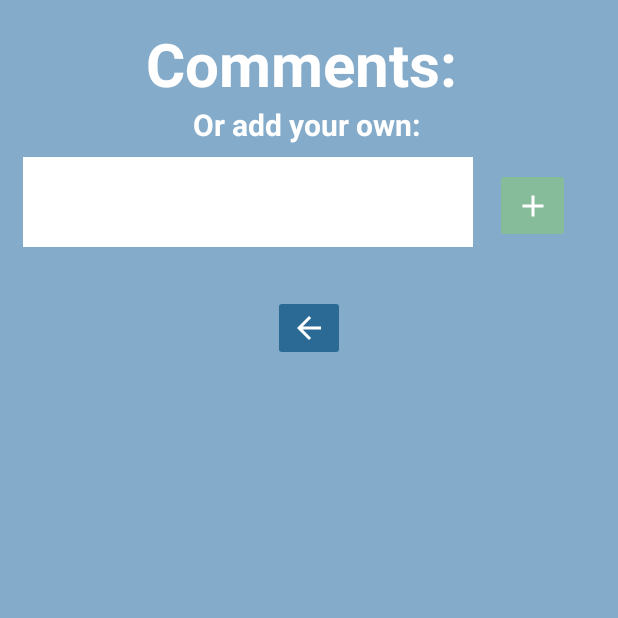
After one commit to anaypant/BeTheChange, an Android app: the CommentActivity screen opened directly, with no data from a screen before it, on a phone screen of 412 x 824 dp, the top half of it. The commit adds this screen. Run offline under Robolectric (Android 15) with nearby library versions, the phone set to English and light mode, and no system bars; our stand-ins replace Firebase (no records; nobody signed in at launch, a user with empty details on screens opened directly).

```diff
--- a/app/src/main/AndroidManifest.xml
+++ b/app/src/main/AndroidManifest.xml
@@ -17,7 +17,9 @@
         android:supportsRtl="true"
         android:theme="@style/Theme.BeTheChange"
         tools:targetApi="31">
-
+        <activity
+            android:name=".CommentActivity"
+            android:exported="false" />
         <activity
             android:name=".settings"
             android:exported="false" />
@@ -28,7 +30,7 @@
             android:name=".MainActivity"
             android:exported="false" />
         <activity
-            android:name="com.example.btc.AddUsers"
+            android:name=".AddUsers"
             android:exported="false" />
         <activity
             android:name=".ScreenSplash"
--- a/app/src/main/java/com/example/btc/AdapterSelecterListener.java
+++ b/app/src/main/java/com/example/btc/AdapterSelecterListener.java
@@ -3,4 +3,5 @@ package com.example.btc;
 public interface AdapterSelecterListener {
     void onUpvoteClick(ModelClass c, int position, String tabName);
     void onDownVoteClick(ModelClass c, int position, String tabName);
+    void onCommentClick(ModelClass c, int position, String tabName);
 }
--- /dev/null
+++ b/app/src/main/java/com/example/btc/CommentActivity.java
@@ -0,0 +1,134 @@
+package com.example.btc;
+
+import androidx.annotation.NonNull;
+import androidx.appcompat.app.AppCompatActivity;
+import androidx.recyclerview.widget.LinearLayoutManager;
+import androidx.recyclerview.widget.RecyclerView;
+
+import android.content.Intent;
+import android.os.Bundle;
+import android.os.Handler;
+import android.provider.ContactsContract;
+import android.view.View;
+import android.widget.EditText;
+import android.widget.ImageButton;
+import android.widget.Toast;
+
+import com.google.firebase.auth.FirebaseAuth;
+import com.google.firebase.database.DataSnapshot;
+import com.google.firebase.database.DatabaseError;
+import com.google.firebase.database.DatabaseReference;
+import com.google.firebase.database.FirebaseDatabase;
+import com.google.firebase.database.ValueEventListener;
+
+import java.util.ArrayList;
+import java.util.HashMap;
+import java.util.List;
+import java.util.Map;
+import java.util.Objects;
+
+public class CommentActivity extends AppCompatActivity {
+
+    RecyclerView recyclerView;
+    List<Map> commentsList;
+    ImageButton backArrow, submitComment;
+    EditText commentField;
+    String tabName;
+    CommentAdapter commentAdapter;
+    int position;
+    public CommentActivity(){}
+
+    @Override
+    protected void onCreate(Bundle savedInstanceState) {
+        super.onCreate(savedInstanceState);
+        setContentView(R.layout.fragment_comment);
+
+        recyclerView = findViewById(R.id.CommentsRecyclerFragment);
+        commentField = findViewById(R.id.addCommentTextField);
+        backArrow = findViewById(R.id.commentsBackArrow);
+        commentsList = new ArrayList<Map>();
+        submitComment = findViewById(R.id.addCommentButton);
+        recyclerView.setLayoutManager(new LinearLayoutManager(CommentActivity.this));
+        commentAdapter = new CommentAdapter(CommentActivity.this, commentsList, tabName);
+        recyclerView.setAdapter(commentAdapter);
+
+        submitComment.setOnClickListener(new View.OnClickListener() {
+            @Override
+            public void onClick(View view) {
+                System.out.println("yes");
+                // check if field is empty
+                if(commentField.getText().toString().equals("")){
+                    Toast.makeText(CommentActivity.this, "Please enter a valid comment.", Toast.LENGTH_SHORT).show();
+                    return;
+                }
+                else if (commentField.getText().toString().length() > 144){
+                    Toast.makeText(CommentActivity.this, "Please enter a shorter comment (144 char limit).", Toast.LENGTH_SHORT).show();
+                    return;
+                }
+                else{
+                    // add to references
+                    DatabaseReference ref = FirebaseDatabase.getInstance().getReference().child("articles").child(tabName).child(String.valueOf(position));
+                    HashMap<String, Object> h = new HashMap<>();
+                    assert FirebaseAuth.getInstance().getCurrentUser() != null;
+                    h.put("user",FirebaseAuth.getInstance().getCurrentUser().getDisplayName());
+                    h.put("comment",commentField.getText().toString());
+                    ref.child("comments").child(FirebaseAuth.getInstance().getCurrentUser().getUid()).setValue(h);
+                }
+            }
+        });
+        backArrow.setOnClickListener(new View.OnClickListener() {
+            @Override
+            public void onClick(View view) {
+                new Handler().postDelayed(new Runnable() {
+                    @Override
+                    public void run() {
+                        Intent intent = new Intent(CommentActivity.this, MainActivity.class);
+                        startActivity(intent);
+                        finish();
+                    }
+
+                },0);
+            }
+        });
+        commentField.setMaxHeight(60);
+        Bundle extras = getIntent().getExtras();
+        if (extras != null) {
+             position = Integer.parseInt(extras.getString("position"));
+             tabName = extras.getString("tabName");
+            //The key argument here must match that used in the other activity
+        }
+        else{
+            position = -1;
+            tabName = "null";
+            System.out.println("BIG BOY ERROR");
+        }
+        getCommentsFromDB();
+
+    }
+
+    private void getCommentsFromDB(){
+        DatabaseReference ref = FirebaseDatabase.getInstance().getReference("articles").child(tabName).child(String.valueOf(position)).child("comments");
+        ref.addValueEventListener(new ValueEventListener() {
+            @Override
+            public void onDataChange(@NonNull DataSnapshot snapshot) {
+                commentsList.clear();
+                for (DataSnapshot ds : snapshot.getChildren()) {
+                    Map mU = new HashMap();
+                    mU.put("user", ((Map<String, Object>) Objects.requireNonNull(ds.getValue())).get("user"));
+                    mU.put("comment", ((Map<String, Object>) ds.getValue()).get("comment"));
+
+                    commentsList.add(mU);
+                }
+                System.out.println(commentsList);
+                commentAdapter.setModelClasses(commentsList);
+                commentAdapter.notifyItemChanged(position);
+
+            }
+
+            @Override
+            public void onCancelled(@NonNull DatabaseError error) {
+
+            }
+        });
+    }
+}
--- /dev/null
+++ b/app/src/main/java/com/example/btc/CommentAdapter.java
@@ -0,0 +1,63 @@
+package com.example.btc;
+
+import android.content.Context;
+import android.provider.ContactsContract;
+import android.view.LayoutInflater;
+import android.view.View;
+import android.view.ViewGroup;
+import android.widget.TextView;
+
+import androidx.annotation.NonNull;
+import androidx.recyclerview.widget.RecyclerView;
+
+import com.google.common.hash.HashingOutputStream;
+import com.google.firebase.database.DataSnapshot;
+import com.google.firebase.database.DatabaseError;
+import com.google.firebase.database.DatabaseReference;
+import com.google.firebase.database.FirebaseDatabase;
+import com.google.firebase.database.ValueEventListener;
+
+import java.net.ConnectException;
+import java.util.HashMap;
+import java.util.List;
+import java.util.Map;
+
+public class CommentAdapter extends RecyclerView.Adapter<CommentAdapter.commentHolder> {
+
+    Context context;
+    List<Map> modelClasses;
+    String tabName;
+
+    public CommentAdapter(Context c, List<Map> L, String tabName){
+        this.context = c;
+        this.modelClasses = L;
+    }
+    @NonNull
+    @Override
+    public commentHolder onCreateViewHolder(@NonNull ViewGroup parent, int viewType) {
+        return new commentHolder(LayoutInflater.from(context).inflate(R.layout.row_comment,parent,false));
+    }
+
+    @Override
+    public void onBindViewHolder(@NonNull commentHolder holder, int position) {
+        // map id of uid key to a user name
+        System.out.println("position    "+ position);
+        holder.userName.setText(String.valueOf(modelClasses.get(position).get("user")));
+        holder.commentContent.setText(String.valueOf(modelClasses.get(position).get("comment")));
+    }
+    public void setModelClasses(List<Map> newComments){this.modelClasses = newComments;}
+    @Override
+    public int getItemCount() {
+        return modelClasses.size();
+    }
+
+    public class commentHolder extends RecyclerView.ViewHolder {
+        TextView userName;
+        TextView commentContent;
+        public commentHolder(@NonNull View itemView) {
+            super(itemView);
+            commentContent = itemView.findViewById(R.id.commentContentField);
+            userName = itemView.findViewById(R.id.CommentUserNameField);
+        }
+    }
+}
--- /dev/null
+++ b/app/src/main/res/drawable/ic_baseline_add_24.xml
@@ -0,0 +1,5 @@
+<vector android:height="24dp" android:tint="#FFFFFF"
+    android:viewportHeight="24" android:viewportWidth="24"
+    android:width="24dp" xmlns:android="http://schemas.android.com/apk/res/android">
+    <path android:fillColor="@android:color/white" android:pathData="M19,13h-6v6h-2v-6H5v-2h6V5h2v6h6v2z"/>
+</vector>
--- /dev/null
+++ b/app/src/main/res/layout/activity_comment.xml
@@ -0,0 +1,6 @@
+<?xml version="1.0" encoding="utf-8"?>
+<RelativeLayout xmlns:android="http://schemas.android.com/apk/res/android"
+    android:layout_width="match_parent"
+    android:layout_height="match_parent">
+
+</RelativeLayout>
--- a/app/src/main/res/layout/activity_main.xml
+++ b/app/src/main/res/layout/activity_main.xml
@@ -63,7 +63,8 @@
                 android:layout_alignRight="@id/BTCHeader"
                 android:layout_marginRight="-275dp"
                 android:backgroundTint="#86BC99"
-                app:srcCompat="@drawable/ic_baseline_group_add_24" />
+                app:srcCompat="@drawable/ic_baseline_group_add_24"
+                android:visibility="invisible"/>
 
             <androidx.viewpager.widget.ViewPager
                 android:id="@+id/AddUserContainer"
--- /dev/null
+++ b/app/src/main/res/layout/fragment_comment.xml
@@ -0,0 +1,68 @@
+<?xml version="1.0" encoding="utf-8"?>
+<RelativeLayout xmlns:android="http://schemas.android.com/apk/res/android"
+    xmlns:tools="http://schemas.android.com/tools"
+    android:layout_width="match_parent"
+    android:layout_height="match_parent"
+    tools:context="com.example.btc.AddUsers"
+    android:background="#84ABCA">
+
+    <TextView
+        android:layout_width="match_parent"
+        android:layout_height="wrap_content"
+        android:id="@+id/CommentsTitle"
+        android:text="Comments: "
+        android:textSize="40sp"
+        android:layout_marginTop="15dp"
+        android:layout_centerHorizontal="true"
+        android:textAlignment="center"
+        android:textColor="@color/white"
+        android:textStyle="bold" />
+    <TextView
+        android:layout_width="match_parent"
+        android:layout_height="wrap_content"
+        android:id="@+id/addYourOwnTextView"
+        android:text="Or add your own: "
+        android:textSize="20sp"
+        android:layout_below="@id/CommentsTitle"
+        android:layout_centerHorizontal="true"
+        android:textAlignment="center"
+        android:textColor="@color/white"
+        android:textStyle="bold" />
+
+    <EditText
+        android:id="@+id/addCommentTextField"
+        android:layout_width="300dp"
+        android:layout_height="60dp"
+        android:layout_below="@id/addYourOwnTextView"
+        android:layout_marginStart="15dp"
+        android:layout_marginTop="8dp"
+        android:background="@color/white"
+        android:textColor="@color/black"/>
+
+    <ImageButton
+        android:id="@+id/addCommentButton"
+        android:layout_width="50dp"
+        android:layout_height="50dp"
+        android:layout_below="@id/addYourOwnTextView"
+        android:layout_marginStart="330dp"
+        android:layout_marginTop="15dp"
+        android:backgroundTint="@color/up_vote_color"
+        android:src="@drawable/ic_baseline_add_24" />
+
+    <androidx.recyclerview.widget.RecyclerView
+        android:id="@+id/CommentsRecyclerFragment"
+        android:layout_width="match_parent"
+        android:layout_height="wrap_content"
+        android:layout_below="@id/addYourOwnTextView"
+        android:layout_marginTop="100dp"
+        android:backgroundTint="#FFF0DA" />
+
+    <ImageButton
+        android:id="@+id/commentsBackArrow"
+        android:layout_width="wrap_content"
+        android:layout_height="wrap_content"
+        android:layout_below="@id/CommentsRecyclerFragment"
+        android:layout_centerHorizontal="true"
+        android:backgroundTint="#2A6A95"
+        android:src="@drawable/ic_baseline_arrow_back_24" />
+</RelativeLayout>
```
Also changed, not shown: app/src/main/java/com/example/btc/EconomyFragment.java (+4 -15 lines), app/src/main/java/com/example/btc/EnvironmentFragment.java (+5 -14 lines), app/src/main/java/com/example/btc/MainActivity.java (+12 -8 lines), app/src/main/java/com/example/btc/ModelClass.java (+11 -2 lines), app/src/main/java/com/example/btc/NewsViewAdapter.java (+18 -4 lines), app/src/main/java/com/example/btc/SocietyFragment.java (+4 -15 lines), app/src/main/java/com/example/btc/TrendingFragment.java (+4 -25 lines), app/src/main/java/com/example/btc/VotingUtils.java (+19 -1 lines), app/src/main/res/layout/row_comment.xml (added, +46 -0 lines).
